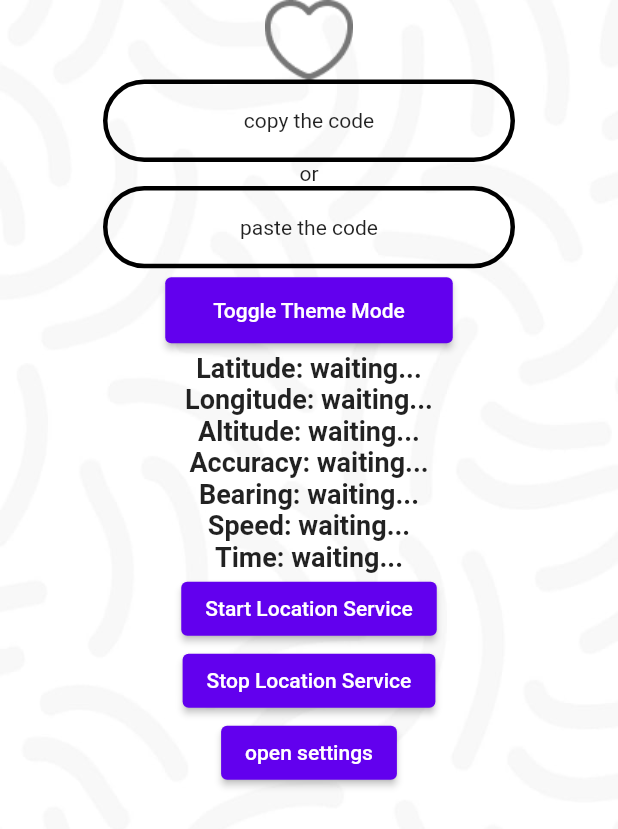
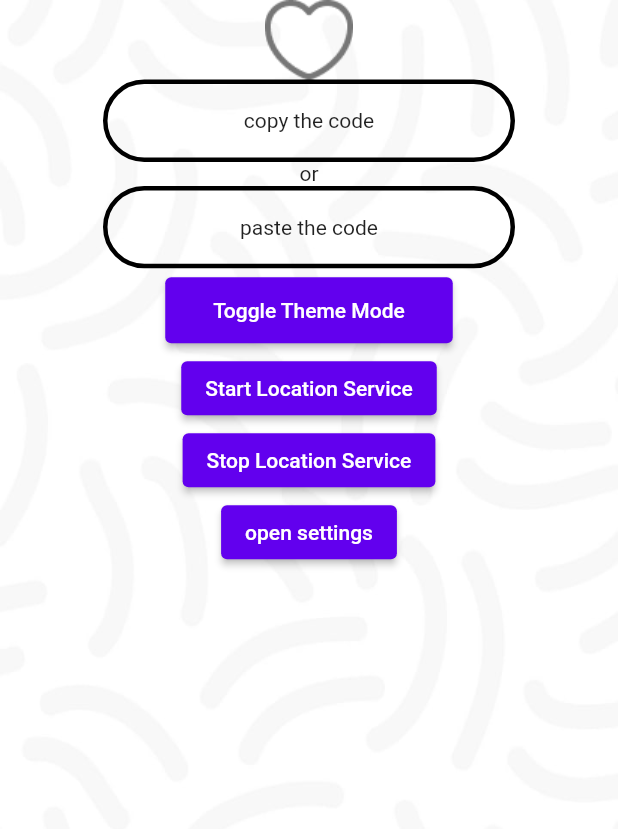
Before and after one commit to lolmaxlevel/compass_app, a Flutter app: the screen it shows after launch, on a phone screen of 412 x 824 dp. Shown: the top 829 px of the screen. Run offline on Flutter 3.47's test engine with Material 2 defaults, Android fonts, the phone set to English and light mode, and no system bars; our stand-ins replace adaptive_theme, pin_code_fields, shared_preferences; missing offline and left inert: background_location, mutex.

Commit message:
working on location

```diff
--- a/lib/pages/main_screen.dart
+++ b/lib/pages/main_screen.dart
@@ -9,7 +9,7 @@ import 'package:flutter/material.dart';
 import 'package:shared_preferences/shared_preferences.dart';
 import 'package:compass_app/pages/settings.dart';
 import '../models/server_io.dart';
-
+import 'package:mutex/mutex.dart';
 
 class MainScreen extends StatefulWidget {
   final AdaptiveThemeMode? savedThemeMode;
@@ -24,18 +24,11 @@ class MainScreen extends StatefulWidget {
 }
 
 class _MainScreenState extends State<MainScreen> {
+  final lock = Mutex();
   bool flag = true;
   dynamic ws;
   String host = "";
   final Future<SharedPreferences> _prefs = SharedPreferences.getInstance();
-  String latitude = 'waiting...';
-  String longitude = 'waiting...';
-  String altitude = 'waiting...';
-  String accuracy = 'waiting...';
-  String bearing = 'waiting...';
-  String speed = 'waiting...';
-  String time = 'waiting...';
-
 
   @override
   void initState() {
@@ -80,19 +73,14 @@ class _MainScreenState extends State<MainScreen> {
                         ),
                         child: const Text('Toggle Theme Mode'),
                       ),
-                      locationData('Latitude: $latitude'),
-                      locationData('Longitude: $longitude'),
-                      locationData('Altitude: $altitude'),
-                      locationData('Accuracy: $accuracy'),
-                      locationData('Bearing: $bearing'),
-                      locationData('Speed: $speed'),
-                      locationData('Time: $time'),
                       ElevatedButton(
                           onPressed: startLocationService,
                           child: Text('Start Location Service')),
                       ElevatedButton(
                           onPressed: () {
-                            ws.close();
+                            if (ws!=null){
+                              ws.close();
+                            }
                             BackgroundLocation.stopLocationService();
                           },
                           child: Text('Stop Location Service')),
@@ -113,21 +101,12 @@ class _MainScreenState extends State<MainScreen> {
     );
   }
 
-  Widget locationData(String data) {
-    return Text(
-      data,
-      style: const TextStyle(
-        fontWeight: FontWeight.bold,
-        fontSize: 18,
-      ),
-      textAlign: TextAlign.center,
-    );
-  }
   void flagInvert(){
     setState(() {
       flag = !flag;
     });
   }
+
   void toggleTheme(){
     if (AdaptiveTheme.of(context).mode.isDark)
     {
@@ -141,11 +120,11 @@ class _MainScreenState extends State<MainScreen> {
   void startLocationService() async {
     final SharedPreferences prefs = await SharedPreferences.getInstance();
     final String? host = prefs.getString('host');
-    ws == null ? ws = WebSocketWorker(host!) : ws.open(host!);
+    // ws == null ? ws = WebSocketWorker(host!) : ws.open(host!);
     if (kDebugMode) {
       print("trying to connect $host");
-
-    }await BackgroundLocation.setAndroidNotification(
+    }
+    await BackgroundLocation.setAndroidNotification(
       title: 'Background service is running',
       message: 'Background location in progress',
       icon: '@mipmap/ic_launcher',
@@ -153,38 +132,32 @@ class _MainScreenState extends State<MainScreen> {
 
     await BackgroundLocation.setAndroidConfiguration(1000);
     await BackgroundLocation.startLocationService();
+    BackgroundLocation.getLocationUpdates((location) {
+      if (lock.isLocked) return;
 
-    BackgroundLocation.getLocationUpdates((location) {
-      ws.send(Request(
-          '123',
-          location.latitude.toString(),
-          location.longitude.toString(),
-          location.altitude.toString(),
-          location.accuracy.toString(),
-          location.bearing.toString(),
-          location.speed.toString(),
-          DateTime.fromMillisecondsSinceEpoch(location.time as int).toString(),
-      ));
-      setState(() {
-        latitude = location.latitude.toString();
-        longitude = location.longitude.toString();
-        accuracy = location.accuracy.toString();
-        altitude = location.altitude.toString();
-        bearing = location.bearing.toString();
-        speed = location.speed.toString();
-        time = DateTime.fromMillisecondsSinceEpoch(
-            location.time!.toInt())
-            .toString();
+      lock.protect(() {
+        print('''\n
+                        Latitude:  ${location.latitude.toString()}
+                        Longitude: ${location.longitude.toString()}
+                        Altitude: ${location.altitude.toString()}
+                        Accuracy: ${location.accuracy.toString()}
+                        Speed: ${location.speed.toString()}
+                        Time: ${DateTime.now().toString()}
+                      ''');
+        return Future.delayed(const Duration(milliseconds: 100));
       });
-      print('''\n
-                        Latitude:  $latitude
-                        Longitude: $longitude
-                        Altitude: $altitude
-                        Accuracy: $accuracy
-                        Bearing:  $bearing
-                        Speed: $speed
-                        Time: $time
-                      ''');
+
+      // ws.send(Request(
+      //     '123',
+      //     location.latitude.toString(),
+      //     location.longitude.toString(),
+      //     location.altitude.toString(),
+      //     location.accuracy.toString(),
+      //     location.bearing.toString(),
+      //     location.speed.toString(),
+      //     DateTime.fromMillisecondsSinceEpoch(location.time as int).toString(),
+      // ));
+
     });
   }
   @override
--- a/pubspec.yaml
+++ b/pubspec.yaml
@@ -42,6 +42,7 @@ dependencies:
   # Use with the CupertinoIcons class for iOS style icons.
   cupertino_icons: ^1.0.2
   pin_code_fields: ^7.4.0
+  mutex: ^3.0.1
 
 dev_dependencies:
   flutter_test:
```
Also changed, not shown: lib/web_socket_worker.dart (+6 -1 lines), pubspec.lock.
